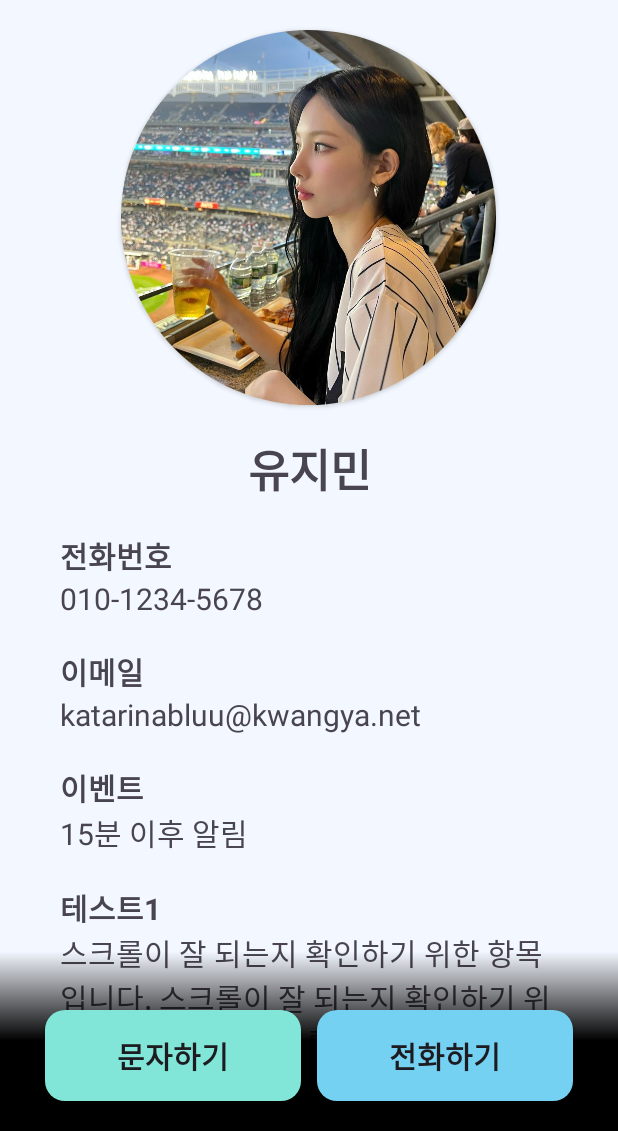
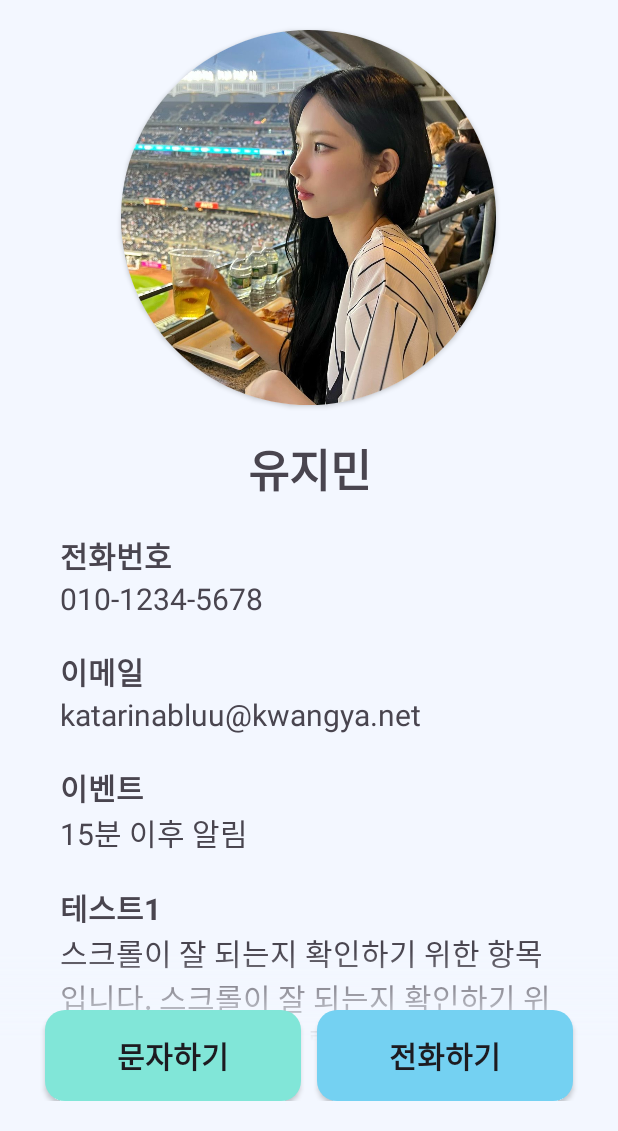
Before and after one commit to NBC-Project-closer/Closer, an Android app: the screen it shows after launch (MainActivity), on a phone screen of 412 x 824 dp, the part 105-1236 px from its top. Run offline under Robolectric (Android 15) with nearby library versions, the phone set to English and light mode, and no system bars.

Commit message:
[fix] 버튼 바 배경이 되는 그라데이션을 테스트용 검은색에서 실제 사용하는 색상으로 바꾸어 주었다.

```diff
--- a/app/src/main/res/drawable/detail_button_bar_bg.xml
+++ b/app/src/main/res/drawable/detail_button_bar_bg.xml
@@ -1,10 +1,9 @@
 <?xml version="1.0" encoding="utf-8"?>
 <shape xmlns:android="http://schemas.android.com/apk/res/android"
     android:shape="rectangle">
-
     <gradient
         android:angle="90"
         android:endColor="#00F3F7FF"
-        android:centerColor="@color/black"
-        android:startColor="@color/black" />
+        android:centerColor="#F3F7FF"
+        android:startColor="#F3F7FF" />
 </shape>
```
